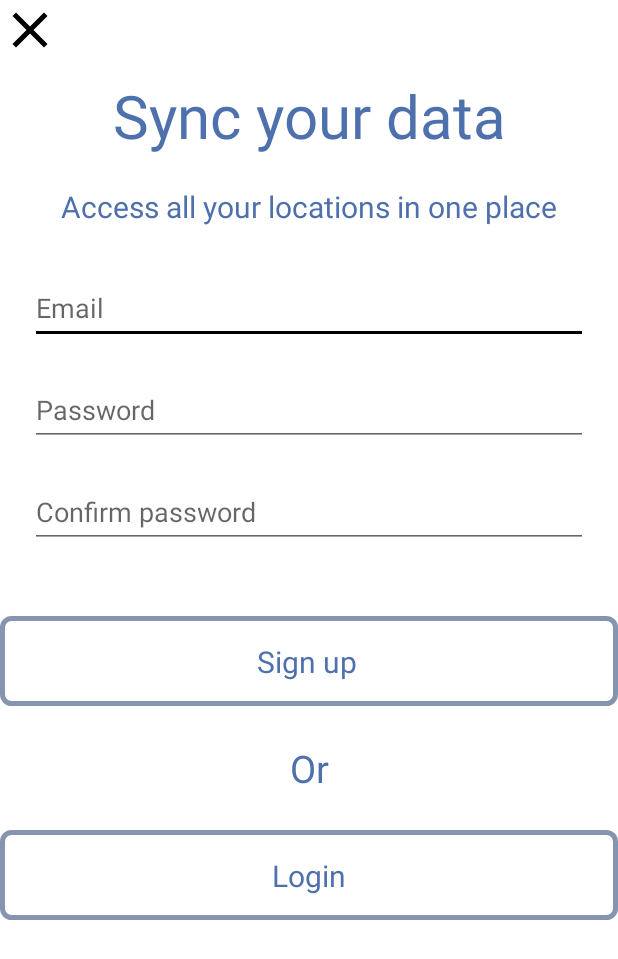
After one commit to JoshMkhari/Carte, an Android app: the fragment Fragment_Register shown on its own in the app's theme, on a phone screen of 412 x 824 dp. The commit adds this screen. Shown: the top 959 px of the screen. Run offline under Robolectric (Android 15) with nearby library versions, the phone set to English and light mode, and no system bars.

Commit message:
created navigation_account resourse file, fragments account, register and login

```diff
--- a/app/build.gradle
+++ b/app/build.gradle
@@ -34,6 +34,7 @@
     implementation 'com.google.android.material:material:1.6.1'
     implementation 'androidx.constraintlayout:constraintlayout:2.1.4'
     implementation 'androidx.navigation:navigation-fragment:2.5.2'
+    implementation 'androidx.navigation:navigation-ui:2.5.2'
     testImplementation 'junit:junit:4.13.2'
     androidTestImplementation 'androidx.test.ext:junit:1.1.3'
     androidTestImplementation 'androidx.test.espresso:espresso-core:3.4.0'
--- /dev/null
+++ b/app/src/main/java/com/carte/navigator/menu/sub/account/Fragment_Register.java
@@ -0,0 +1,25 @@
+package com.carte.navigator.menu.sub.account;
+
+import android.os.Bundle;
+
+import androidx.fragment.app.Fragment;
+
+import android.view.LayoutInflater;
+import android.view.View;
+import android.view.ViewGroup;
+
+import com.carte.navigator.R;
+
+/**
+ * A simple {@link Fragment} subclass.
+ * create an instance of this fragment.
+ */
+public class Fragment_Register extends Fragment {
+
+    @Override
+    public View onCreateView(LayoutInflater inflater, ViewGroup container,
+                             Bundle savedInstanceState) {
+        // Inflate the layout for this fragment
+        return inflater.inflate(R.layout.fragment_register, container, false);
+    }
+}
--- a/app/src/main/res/drawable/ic_baseline_close_24.xml
+++ b/app/src/main/res/drawable/ic_baseline_close_24.xml
@@ -1,5 +1,6 @@
 <vector android:height="24dp" android:tint="#000000"
     android:viewportHeight="24" android:viewportWidth="24"
     android:width="24dp" xmlns:android="http://schemas.android.com/apk/res/android">
-    <path android:fillColor="?colorSecondary" android:pathData="M19,6.41L17.59,5 12,10.59 6.41,5 5,6.41 10.59,12 5,17.59 6.41,19 12,13.41 17.59,19 19,17.59 13.41,12z"/>
+    <path android:fillColor="?colorOnPrimary"
+        android:pathData="M19,6.41L17.59,5 12,10.59 6.41,5 5,6.41 10.59,12 5,17.59 6.41,19 12,13.41 17.59,19 19,17.59 13.41,12z"/>
 </vector>
--- /dev/null
+++ b/app/src/main/res/drawable/shape_title_block_shape.xml
@@ -0,0 +1,6 @@
+<?xml version="1.0" encoding="utf-8"?>
+<shape xmlns:android="http://schemas.android.com/apk/res/android">
+    <stroke android:color="?colorOnPrimary"
+        android:width="3dp"/>
+    <corners android:radius="6dp"/>
+</shape>
--- /dev/null
+++ b/app/src/main/res/layout/fragment_register.xml
@@ -0,0 +1,149 @@
+<?xml version="1.0" encoding="utf-8"?>
+<androidx.constraintlayout.widget.ConstraintLayout xmlns:android="http://schemas.android.com/apk/res/android"
+    xmlns:tools="http://schemas.android.com/tools"
+    android:layout_width="match_parent"
+    android:layout_height="match_parent"
+    xmlns:app="http://schemas.android.com/apk/res-auto"
+    tools:context=".menu.sub.account.Fragment_Register">
+
+    <ImageButton
+        android:id="@+id/RegisterClose_button"
+        android:layout_width="40dp"
+        android:layout_height="40dp"
+        android:background="@drawable/ic_baseline_close_24"
+        android:contentDescription="@string/back_button"
+        app:layout_constraintStart_toStartOf="parent"
+        app:layout_constraintTop_toTopOf="parent"
+        tools:ignore="ImageContrastCheck" />
+
+    <TextView
+        android:id="@+id/RegisterTitle_textview"
+        android:layout_width="wrap_content"
+        android:layout_height="wrap_content"
+        android:layout_marginTop="10dp"
+        android:text="Sync your data"
+        android:textColor="@color/main_text_color"
+        android:textSize="40sp"
+        app:layout_constraintEnd_toEndOf="parent"
+        app:layout_constraintStart_toStartOf="parent"
+        app:layout_constraintTop_toBottomOf="@+id/RegisterClose_button" />
+
+    <TextView
+        android:id="@+id/RegisterSubHeading_TextView"
+        android:layout_marginTop="10dp"
+        android:layout_width="wrap_content"
+        android:layout_height="wrap_content"
+        android:padding="10dp"
+        android:text="Access all your locations in one place"
+        android:textColor="@color/main_text_color"
+        android:textSize="20sp"
+        app:layout_constraintEnd_toEndOf="parent"
+        app:layout_constraintStart_toStartOf="parent"
+        app:layout_constraintTop_toBottomOf="@+id/RegisterTitle_textview" />
+
+    <EditText
+        android:id="@+id/RegisterEmail_EditText"
+        android:inputType="textEmailAddress"
+        android:layout_width="match_parent"
+        android:layout_height="wrap_content"
+        android:layout_margin="20dp"
+        android:hint="Email"
+        android:minHeight="48dp"
+        app:layout_constraintEnd_toEndOf="parent"
+        app:layout_constraintStart_toStartOf="parent"
+        app:layout_constraintTop_toBottomOf="@+id/RegisterSubHeading_TextView"
+        android:importantForAutofill="no" />
+
+    <EditText
+        android:id="@+id/RegisterPassword_EditText"
+        android:inputType="textPassword"
+        android:layout_width="match_parent"
+        android:layout_height="wrap_content"
+        android:layout_margin="20dp"
+        android:hint="Password"
+        android:minHeight="48dp"
+        app:layout_constraintEnd_toEndOf="parent"
+        app:layout_constraintStart_toStartOf="parent"
+        app:layout_constraintTop_toBottomOf="@+id/RegisterEmail_EditText"
+        android:importantForAutofill="no" />
+
+    <EditText
+        android:id="@+id/RegisterConfirmPassword_EditText"
+        android:layout_width="match_parent"
+        android:layout_height="wrap_content"
+        android:layout_margin="20dp"
+        android:hint="Confirm password"
+        android:inputType="textPassword"
+        android:minHeight="48dp"
+        app:layout_constraintEnd_toEndOf="parent"
+        app:layout_constraintStart_toStartOf="parent"
+        app:layout_constraintTop_toBottomOf="@+id/RegisterPassword_EditText"
+        tools:ignore="TextContrastCheck"
+        android:importantForAutofill="no" />
+
+    <TextView
+        android:layout_width="wrap_content"
+        android:layout_height="wrap_content"
+        android:text="Sign up"
+        android:textColor="@color/main_text_color"
+        android:textSize="20sp"
+        app:layout_constraintBottom_toBottomOf="@+id/SignEmail_Button"
+        app:layout_constraintEnd_toEndOf="@+id/SignEmail_Button"
+        app:layout_constraintHorizontal_bias="0.497"
+        app:layout_constraintStart_toStartOf="@+id/SignEmail_Button"
+        app:layout_constraintTop_toTopOf="@+id/SignEmail_Button"
+        tools:ignore="TextContrastCheck" />
+
+    <ImageButton
+        android:id="@+id/SignEmail_Button"
+        android:layout_width="match_parent"
+        android:layout_height="60dp"
+        android:layout_marginTop="45dp"
+        android:background="@drawable/shape_title_block_shape"
+        android:contentDescription="Sign up button"
+        app:layout_constraintEnd_toEndOf="parent"
+        app:layout_constraintStart_toStartOf="parent"
+        app:layout_constraintTop_toBottomOf="@+id/RegisterConfirmPassword_EditText"
+        tools:ignore="ImageContrastCheck" />
+
+
+    <TextView
+        android:id="@+id/SignUpOr_textView"
+        android:layout_width="wrap_content"
+        android:layout_height="wrap_content"
+        android:layout_marginTop="24dp"
+        android:text="Or"
+        android:textColor="@color/main_text_color"
+        android:textSize="25sp"
+        app:layout_constraintEnd_toEndOf="parent"
+        app:layout_constraintStart_toStartOf="parent"
+        app:layout_constraintTop_toBottomOf="@+id/SignEmail_Button" />
+
+    <TextView
+        android:id="@+id/textView13"
+        android:layout_width="wrap_content"
+        android:layout_height="wrap_content"
+        android:text="Login"
+        android:textColor="@color/main_text_color"
+        android:textSize="20sp"
+
+        app:layout_constraintBottom_toBottomOf="@+id/RegisterLoginEmail_Button"
+        app:layout_constraintEnd_toEndOf="@+id/RegisterLoginEmail_Button"
+        app:layout_constraintStart_toStartOf="@+id/RegisterLoginEmail_Button"
+        app:layout_constraintTop_toTopOf="@+id/RegisterLoginEmail_Button"
+        tools:ignore="TextContrastCheck" />
+
+
+    <ImageButton
+        android:id="@+id/RegisterLoginEmail_Button"
+        android:layout_width="match_parent"
+        android:layout_height="60dp"
+        android:layout_marginTop="24dp"
+        android:background="@drawable/shape_title_block_shape"
+        android:contentDescription="Login"
+        app:layout_constraintEnd_toEndOf="parent"
+        app:layout_constraintStart_toStartOf="parent"
+        app:layout_constraintTop_toBottomOf="@+id/SignUpOr_textView"
+        tools:ignore="ImageContrastCheck" />
+
+</androidx.constraintlayout.widget.ConstraintLayout>
--- a/app/src/main/res/values/colors.xml
+++ b/app/src/main/res/values/colors.xml
@@ -1,6 +1,6 @@
 <?xml version="1.0" encoding="utf-8"?>
 <resources>
-    <color name="purple_200">#FFBB86FC</color>
+    <color name="main_text_color">#4e70ac</color>
     <color name="purple_500">#FF6200EE</color>
     <color name="purple_700">#FF3700B3</color>
     <color name="teal_200">#FF03DAC5</color>
--- a/app/src/main/res/values/strings.xml
+++ b/app/src/main/res/values/strings.xml
@@ -20,6 +20,8 @@
         <item>Settings</item>
         <item>Help</item>
     </string-array>
+
+    <string name="back_button">Used to navigate back to the previous view</string>
     <!-- TODO: Remove or change this placeholder text -->
     <string name="hello_blank_fragment">Hello blank fragment</string>
 
```
Also changed, not shown: app/src/main/java/com/carte/navigator/menu/sub/account/Fragment_Account_Details.java (added, +66 -0 lines), app/src/main/java/com/carte/navigator/menu/sub/account/Fragment_Login.java (added, +25 -0 lines), app/src/main/res/layout/fragment_account_details.xml (added, +14 -0 lines), app/src/main/res/layout/fragment_login.xml (added, +101 -0 lines), app/src/main/res/navigation/navigation_account.xml (added, +34 -0 lines).
